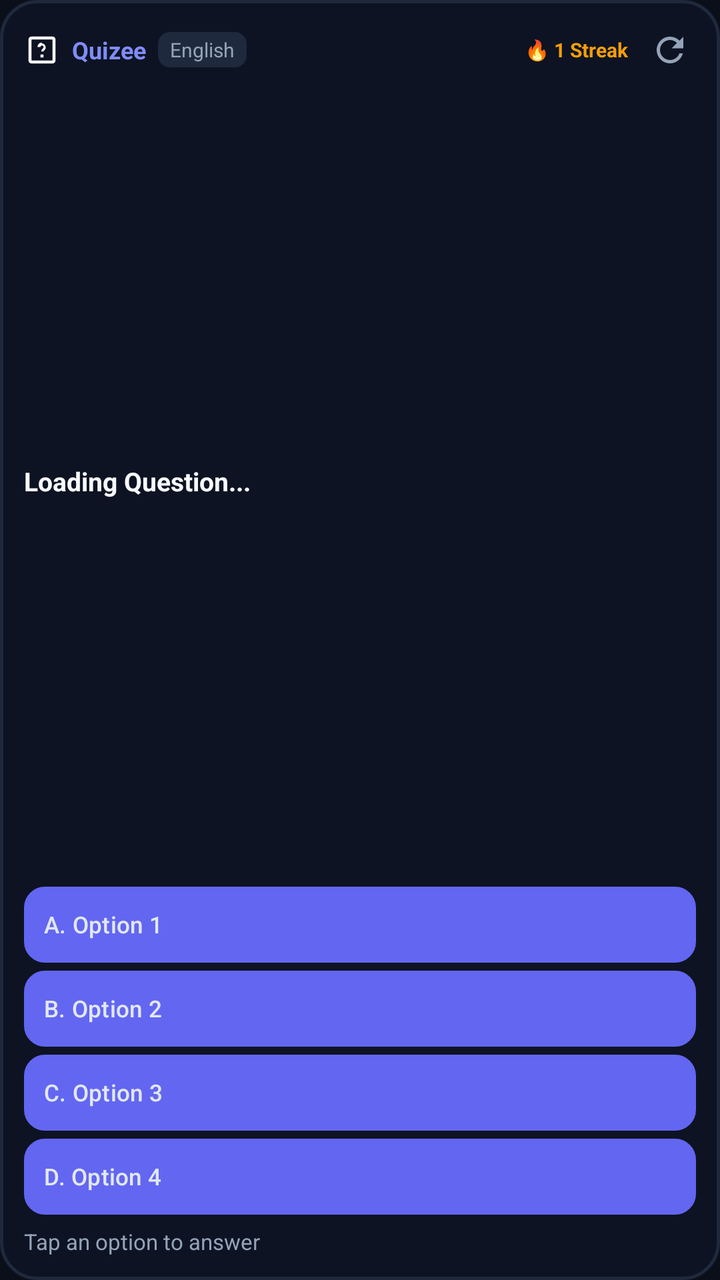
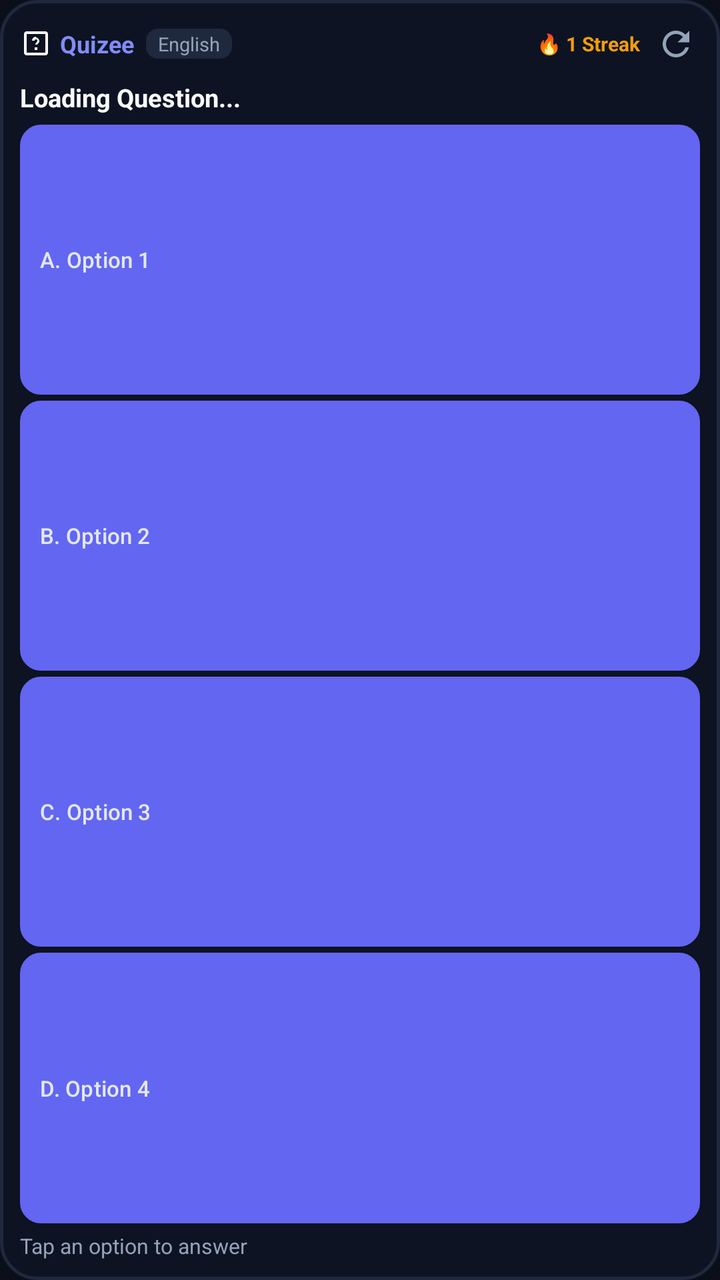

Screens rendered from an Android XML layout before and after an edit, with the pre-edit source and the edit as a unified diff.
<!-- AndroidManifest.xml: application theme Theme.QuizLock -->
<!-- res/layout/widget_quiz_layout.xml -->
<?xml version="1.0" encoding="utf-8"?>
<LinearLayout xmlns:android="http://schemas.android.com/apk/res/android"
    android:id="@+id/widget_root"
    android:layout_width="match_parent"
    android:layout_height="match_parent"
    android:background="@drawable/bg_widget_card"
    android:orientation="vertical"
    android:padding="12dp">

    
    <RelativeLayout
        android:layout_width="match_parent"
        android:layout_height="wrap_content"
        android:layout_marginBottom="6dp">

        <LinearLayout
            android:id="@+id/widget_header_left"
            android:layout_width="wrap_content"
            android:layout_height="wrap_content"
            android:layout_alignParentStart="true"
            android:layout_centerVertical="true"
            android:gravity="center_vertical"
            android:orientation="horizontal">

            <ImageView
                android:id="@+id/widget_img_logo"
                android:layout_width="18dp"
                android:layout_height="18dp"
                android:layout_marginEnd="6dp"
                android:src="@drawable/ic_quiz" />

            <TextView
                android:id="@+id/widget_tv_title"
                android:layout_width="wrap_content"
                android:layout_height="wrap_content"
                android:text="Quizee"
                android:textColor="#818CF8"
                android:textSize="12sp"
                android:textStyle="bold" />

            <TextView
                android:id="@+id/widget_tv_category"
                android:layout_width="wrap_content"
                android:layout_height="wrap_content"
                android:layout_marginStart="6dp"
                android:background="@drawable/bg_widget_badge"
                android:paddingHorizontal="6dp"
                android:paddingVertical="2dp"
                android:text="English"
                android:textColor="#94A3B8"
                android:textSize="10sp" />
        </LinearLayout>

        <LinearLayout
            android:id="@+id/widget_header_right"
            android:layout_width="wrap_content"
            android:layout_height="wrap_content"
            android:layout_alignParentEnd="true"
            android:layout_centerVertical="true"
            android:gravity="center_vertical"
            android:orientation="horizontal">

            <TextView
                android:id="@+id/widget_tv_streak"
                android:layout_width="wrap_content"
                android:layout_height="wrap_content"
                android:layout_marginEnd="8dp"
                android:text="🔥 1 Streak"
                android:textColor="#F59E0B"
                android:textSize="10sp"
                android:textStyle="bold" />

            <ImageButton
                android:id="@+id/widget_btn_refresh"
                android:layout_width="26dp"
                android:layout_height="26dp"
                android:background="?android:attr/selectableItemBackground"
                android:contentDescription="Refresh Question"
                android:padding="3dp"
                android:scaleType="fitCenter"
                android:src="@drawable/ic_widget_refresh" />
        </LinearLayout>
    </RelativeLayout>

    
    <LinearLayout
        android:layout_width="match_parent"
        android:layout_height="0dp"
        android:layout_weight="1"
        android:gravity="center_vertical"
        android:orientation="vertical"
        android:paddingVertical="2dp"
        android:layout_marginBottom="6dp">

        <TextView
            android:id="@+id/widget_tv_question"
            android:layout_width="match_parent"
            android:layout_height="wrap_content"
            android:ellipsize="end"
            android:lineSpacingExtra="2dp"
            android:maxLines="6"
            android:text="Loading Question..."
            android:textColor="#F8FAFC"
            android:textSize="13sp"
            android:textStyle="bold" />
    </LinearLayout>

    
    <LinearLayout
        android:layout_width="match_parent"
        android:layout_height="wrap_content"
        android:orientation="vertical">

        <Button
            android:id="@+id/widget_btn_opt1"
            android:layout_width="match_parent"
            android:layout_height="wrap_content"
            android:minHeight="38dp"
            android:layout_marginBottom="4dp"
            android:background="@drawable/bg_widget_option_default"
            android:ellipsize="end"
            android:gravity="start|center_vertical"
            android:maxLines="2"
            android:paddingHorizontal="10dp"
            android:paddingVertical="4dp"
            android:text="A. Option 1"
            android:textAllCaps="false"
            android:textColor="#E2E8F0"
            android:textSize="11.5sp" />

        <Button
            android:id="@+id/widget_btn_opt2"
            android:layout_width="match_parent"
            android:layout_height="wrap_content"
            android:minHeight="38dp"
            android:layout_marginBottom="4dp"
            android:background="@drawable/bg_widget_option_default"
            android:ellipsize="end"
            android:gravity="start|center_vertical"
            android:maxLines="2"
            android:paddingHorizontal="10dp"
            android:paddingVertical="4dp"
            android:text="B. Option 2"
            android:textAllCaps="false"
            android:textColor="#E2E8F0"
            android:textSize="11.5sp" />

        <Button
            android:id="@+id/widget_btn_opt3"
            android:layout_width="match_parent"
            android:layout_height="wrap_content"
            android:minHeight="38dp"
            android:layout_marginBottom="4dp"
            android:background="@drawable/bg_widget_option_default"
            android:ellipsize="end"
            android:gravity="start|center_vertical"
            android:maxLines="2"
            android:paddingHorizontal="10dp"
            android:paddingVertical="4dp"
            android:text="C. Option 3"
            android:textAllCaps="false"
            android:textColor="#E2E8F0"
            android:textSize="11.5sp" />

        <Button
            android:id="@+id/widget_btn_opt4"
            android:layout_width="match_parent"
            android:layout_height="wrap_content"
            android:minHeight="38dp"
            android:background="@drawable/bg_widget_option_default"
            android:ellipsize="end"
            android:gravity="start|center_vertical"
            android:maxLines="2"
            android:paddingHorizontal="10dp"
            android:paddingVertical="4dp"
            android:text="D. Option 4"
            android:textAllCaps="false"
            android:textColor="#E2E8F0"
            android:textSize="11.5sp" />
    </LinearLayout>

    
    <RelativeLayout
        android:layout_width="match_parent"
        android:layout_height="wrap_content"
        android:layout_marginTop="6dp">

        <TextView
            android:id="@+id/widget_tv_feedback"
            android:layout_width="wrap_content"
            android:layout_height="wrap_content"
            android:layout_alignParentStart="true"
            android:layout_centerVertical="true"
            android:layout_toStartOf="@+id/widget_btn_next"
            android:ellipsize="end"
            android:maxLines="1"
            android:text="Tap an option to answer"
            android:textColor="#94A3B8"
            android:textSize="11sp" />

        <Button
            android:id="@+id/widget_btn_next"
            android:layout_width="wrap_content"
            android:layout_height="30dp"
            android:layout_alignParentEnd="true"
            android:layout_centerVertical="true"
            android:background="@drawable/bg_widget_btn_next"
            android:minWidth="70dp"
            android:paddingHorizontal="10dp"
            android:text="Next ➔"
            android:textAllCaps="false"
            android:textColor="#FFFFFF"
            android:textSize="11sp"
            android:textStyle="bold"
            android:visibility="gone" />
    </RelativeLayout>
</LinearLayout>
<!-- resources referenced by this layout -->
<resources>
  <!-- drawable bg_widget_badge (drawable) -->
  <?xml version="1.0" encoding="utf-8"?>
  <shape xmlns:android="http://schemas.android.com/apk/res/android"
      android:shape="rectangle">
      <corners android:radius="6dp" />
      <solid android:color="#1F293D" />
  </shape>
  <!-- drawable bg_widget_btn_next (drawable) -->
  <?xml version="1.0" encoding="utf-8"?>
  <shape xmlns:android="http://schemas.android.com/apk/res/android"
      android:shape="rectangle">
      <corners android:radius="10dp" />
      <solid android:color="#4F46E5" />
  </shape>
  <!-- drawable bg_widget_card (drawable) -->
  <?xml version="1.0" encoding="utf-8"?>
  <shape xmlns:android="http://schemas.android.com/apk/res/android"
      android:shape="rectangle">
      <corners android:radius="18dp" />
      <solid android:color="#0D1322" />
      <stroke
          android:width="1.5dp"
          android:color="#1F293D" />
  </shape>
  <!-- drawable bg_widget_option_default (drawable) -->
  <?xml version="1.0" encoding="utf-8"?>
  <shape xmlns:android="http://schemas.android.com/apk/res/android"
      android:shape="rectangle">
      <corners android:radius="10dp" />
      <solid android:color="#161F30" />
      <stroke
          android:width="1dp"
          android:color="#26354D" />
  </shape>
  <!-- drawable ic_quiz (drawable) -->
  <vector xmlns:android="http://schemas.android.com/apk/res/android"
      android:width="24dp"
      android:height="24dp"
      android:viewportWidth="24"
      android:viewportHeight="24">
    <path
        android:fillColor="#FFFFFFFF"
        android:pathData="M19,3H5C3.9,3 3,3.9 3,5v14c0,1.1 0.9,2 2,2h14c1.1,0 2,-0.9 2,-2V5C21,3.9 20.1,3 19,3zM19,19H5V5h14V19zM11,15h2v2h-2V15zM12,7c-1.66,0 -3,1.34 -3,3h2c0,-0.55 0.45,-1 1,-1s1,0.45 1,1c0,1 -1.5,1.5 -1.5,3h1.5c0,-0.75 1.5,-1.25 1.5,-2.5 0,-1.66 -1.34,-3 -3,-3z"/>
  </vector>
  <!-- drawable ic_widget_refresh (drawable) -->
  <vector xmlns:android="http://schemas.android.com/apk/res/android"
      android:width="24dp"
      android:height="24dp"
      android:viewportWidth="24"
      android:viewportHeight="24">
    <path
        android:fillColor="#94A3B8"
        android:pathData="M17.65,6.35C16.2,4.9 14.21,4 12,4c-4.42,0 -7.99,3.58 -7.99,8s3.57,8 7.99,8c3.73,0 6.84,-2.55 7.73,-6h-2.08c-0.82,2.33 -3.04,4 -5.65,4 -3.31,0 -6,-2.69 -6,-6s2.69,-6 6,-6c1.66,0 3.14,0.69 4.22,1.78L13,11h7V4l-2.35,2.35z"/>
  </vector>
  <style name="Theme.QuizLock" parent="Theme.Material3.DayNight.NoActionBar">
          <item name="colorPrimary">@color/primary</item>
          <item name="colorPrimaryDark">@color/primary_dark</item>
          <item name="colorAccent">@color/accent</item>
          <item name="colorSurface">@color/card_dark</item>
          <item name="colorOnSurface">@color/text_primary</item>
          <item name="colorSurfaceVariant">@color/card_dark_elevated</item>
          <item name="colorOnSurfaceVariant">@color/text_secondary</item>
          <item name="android:windowBackground">@color/bg_dark</item>
          <item name="android:colorBackground">@color/bg_dark</item>
          <item name="android:statusBarColor">@color/bg_dark</item>
          <item name="android:navigationBarColor">@color/bg_dark</item>
          <item name="android:windowLightStatusBar">false</item>
          <item name="android:windowLightNavigationBar">false</item>
      </style>
  <color name="primary">#6366F1</color>
  <color name="primary_dark">#4F46E5</color>
  <color name="accent">#6366F1</color>
  <color name="card_dark">#151D2C</color>
  <color name="text_primary">#F8FAFC</color>
  <color name="card_dark_elevated">#1C2638</color>
  <color name="text_secondary">#94A3B8</color>
  <color name="bg_dark">#0B0F19</color>
</resources>

<!-- the commit's change to res/layout/widget_quiz_layout.xml (unified diff, before → after) -->
@@ -5,28 +5,60 @@
     android:layout_height="match_parent"
     android:background="@drawable/bg_widget_card"
     android:orientation="vertical"
-    android:padding="12dp">
+    android:padding="10dp">
 
     
     <RelativeLayout
         android:layout_width="match_parent"
         android:layout_height="wrap_content"
-        android:layout_marginBottom="6dp">
+        android:layout_marginBottom="4dp">
+
+        <LinearLayout
+            android:id="@+id/widget_header_right"
+            android:layout_width="wrap_content"
+            android:layout_height="wrap_content"
+            android:layout_alignParentEnd="true"
+            android:layout_centerVertical="true"
+            android:gravity="center_vertical"
+            android:orientation="horizontal">
+
+            <TextView
+                android:id="@+id/widget_tv_streak"
+                android:layout_width="wrap_content"
+                android:layout_height="wrap_content"
+                android:layout_marginEnd="6dp"
+                android:text="🔥 1 Streak"
+                android:textColor="#F59E0B"
+                android:textSize="10sp"
+                android:textStyle="bold" />
+
+            <ImageButton
+                android:id="@+id/widget_btn_refresh"
+                android:layout_width="24dp"
+                android:layout_height="24dp"
+                android:background="?android:attr/selectableItemBackground"
+                android:contentDescription="Refresh Question"
+                android:padding="2dp"
+                android:scaleType="fitCenter"
+                android:src="@drawable/ic_widget_refresh" />
+        </LinearLayout>
 
         <LinearLayout
             android:id="@+id/widget_header_left"
-            android:layout_width="wrap_content"
+            android:layout_width="match_parent"
             android:layout_height="wrap_content"
             android:layout_alignParentStart="true"
+            android:layout_toStartOf="@+id/widget_header_right"
+            android:layout_marginEnd="6dp"
             android:layout_centerVertical="true"
             android:gravity="center_vertical"
             android:orientation="horizontal">
 
             <ImageView
                 android:id="@+id/widget_img_logo"
-                android:layout_width="18dp"
-                android:layout_height="18dp"
-                android:layout_marginEnd="6dp"
+                android:layout_width="16dp"
+                android:layout_height="16dp"
+                android:layout_marginEnd="4dp"
                 android:src="@drawable/ic_quiz" />
 
             <TextView
@@ -44,146 +76,111 @@
                 android:layout_height="wrap_content"
                 android:layout_marginStart="6dp"
                 android:background="@drawable/bg_widget_badge"
+                android:ellipsize="end"
+                android:maxLines="1"
                 android:paddingHorizontal="6dp"
-                android:paddingVertical="2dp"
+                android:paddingVertical="1dp"
                 android:text="English"
                 android:textColor="#94A3B8"
-                android:textSize="10sp" />
-        </LinearLayout>
-
-        <LinearLayout
-            android:id="@+id/widget_header_right"
-            android:layout_width="wrap_content"
-            android:layout_height="wrap_content"
-            android:layout_alignParentEnd="true"
-            android:layout_centerVertical="true"
-            android:gravity="center_vertical"
-            android:orientation="horizontal">
-
-            <TextView
-                android:id="@+id/widget_tv_streak"
-                android:layout_width="wrap_content"
-                android:layout_height="wrap_content"
-                android:layout_marginEnd="8dp"
-                android:text="🔥 1 Streak"
-                android:textColor="#F59E0B"
-                android:textSize="10sp"
-                android:textStyle="bold" />
-
-            <ImageButton
-                android:id="@+id/widget_btn_refresh"
-                android:layout_width="26dp"
-                android:layout_height="26dp"
-                android:background="?android:attr/selectableItemBackground"
-                android:contentDescription="Refresh Question"
-                android:padding="3dp"
-                android:scaleType="fitCenter"
-                android:src="@drawable/ic_widget_refresh" />
+                android:textSize="9.5sp" />
         </LinearLayout>
     </RelativeLayout>
 
     
+    <TextView
+        android:id="@+id/widget_tv_question"
+        android:layout_width="match_parent"
+        android:layout_height="wrap_content"
+        android:layout_marginTop="2dp"
+        android:layout_marginBottom="5dp"
+        android:ellipsize="end"
+        android:lineSpacingExtra="1.5dp"
+        android:maxLines="4"
+        android:text="Loading Question..."
+        android:textColor="#F8FAFC"
+        android:textSize="12.5sp"
+        android:textStyle="bold" />
+
+    
     <LinearLayout
         android:layout_width="match_parent"
         android:layout_height="0dp"
         android:layout_weight="1"
-        android:gravity="center_vertical"
-        android:orientation="vertical"
-        android:paddingVertical="2dp"
-        android:layout_marginBottom="6dp">
-
-        <TextView
-            android:id="@+id/widget_tv_question"
-            android:layout_width="match_parent"
-            android:layout_height="wrap_content"
-            android:ellipsize="end"
-            android:lineSpacingExtra="2dp"
-            android:maxLines="6"
-            android:text="Loading Question..."
-            android:textColor="#F8FAFC"
-            android:textSize="13sp"
-            android:textStyle="bold" />
+        android:orientation="vertical">
+
+        <Button
+            android:id="@+id/widget_btn_opt1"
+            android:layout_width="match_parent"
+            android:layout_height="0dp"
+            android:layout_weight="1"
+            android:layout_marginBottom="3dp"
+            android:background="@drawable/bg_widget_option_default"
+            android:ellipsize="end"
+            android:gravity="start|center_vertical"
+            android:maxLines="2"
+            android:paddingHorizontal="10dp"
+            android:paddingVertical="0dp"
+            android:text="A. Option 1"
+            android:textAllCaps="false"
+            android:textColor="#E2E8F0"
+            android:textSize="11sp" />
+
+        <Button
+            android:id="@+id/widget_btn_opt2"
+            android:layout_width="match_parent"
+            android:layout_height="0dp"
+            android:layout_weight="1"
+            android:layout_marginBottom="3dp"
+            android:background="@drawable/bg_widget_option_default"
+            android:ellipsize="end"
+            android:gravity="start|center_vertical"
+            android:maxLines="2"
+            android:paddingHorizontal="10dp"
+            android:paddingVertical="0dp"
+            android:text="B. Option 2"
+            android:textAllCaps="false"
+            android:textColor="#E2E8F0"
+            android:textSize="11sp" />
+
+        <Button
+            android:id="@+id/widget_btn_opt3"
+            android:layout_width="match_parent"
+            android:layout_height="0dp"
+            android:layout_weight="1"
+            android:layout_marginBottom="3dp"
+            android:background="@drawable/bg_widget_option_default"
+            android:ellipsize="end"
+            android:gravity="start|center_vertical"
+            android:maxLines="2"
+            android:paddingHorizontal="10dp"
+            android:paddingVertical="0dp"
+            android:text="C. Option 3"
+            android:textAllCaps="false"
+            android:textColor="#E2E8F0"
+            android:textSize="11sp" />
+
+        <Button
+            android:id="@+id/widget_btn_opt4"
+            android:layout_width="match_parent"
+            android:layout_height="0dp"
+            android:layout_weight="1"
+            android:background="@drawable/bg_widget_option_default"
+            android:ellipsize="end"
+            android:gravity="start|center_vertical"
+            android:maxLines="2"
+            android:paddingHorizontal="10dp"
+            android:paddingVertical="0dp"
+            android:text="D. Option 4"
+            android:textAllCaps="false"
+            android:textColor="#E2E8F0"
+            android:textSize="11sp" />
     </LinearLayout>
 
     
-    <LinearLayout
+    <RelativeLayout
         android:layout_width="match_parent"
         android:layout_height="wrap_content"
-        android:orientation="vertical">
-
-        <Button
-            android:id="@+id/widget_btn_opt1"
-            android:layout_width="match_parent"
-            android:layout_height="wrap_content"
-            android:minHeight="38dp"
-            android:layout_marginBottom="4dp"
-            android:background="@drawable/bg_widget_option_default"
-            android:ellipsize="end"
-            android:gravity="start|center_vertical"
-            android:maxLines="2"
-            android:paddingHorizontal="10dp"
-            android:paddingVertical="4dp"
-            android:text="A. Option 1"
-            android:textAllCaps="false"
-            android:textColor="#E2E8F0"
-            android:textSize="11.5sp" />
-
-        <Button
-            android:id="@+id/widget_btn_opt2"
-            android:layout_width="match_parent"
-            android:layout_height="wrap_content"
-            android:minHeight="38dp"
-            android:layout_marginBottom="4dp"
-            android:background="@drawable/bg_widget_option_default"
-            android:ellipsize="end"
-            android:gravity="start|center_vertical"
-            android:maxLines="2"
-            android:paddingHorizontal="10dp"
-            android:paddingVertical="4dp"
-            android:text="B. Option 2"
-            android:textAllCaps="false"
-            android:textColor="#E2E8F0"
-            android:textSize="11.5sp" />
-
-        <Button
-            android:id="@+id/widget_btn_opt3"
-            android:layout_width="match_parent"
-            android:layout_height="wrap_content"
-            android:minHeight="38dp"
-            android:layout_marginBottom="4dp"
-            android:background="@drawable/bg_widget_option_default"
-            android:ellipsize="end"
-            android:gravity="start|center_vertical"
-            android:maxLines="2"
-            android:paddingHorizontal="10dp"
-            android:paddingVertical="4dp"
-            android:text="C. Option 3"
-            android:textAllCaps="false"
-            android:textColor="#E2E8F0"
-            android:textSize="11.5sp" />
-
-        <Button
-            android:id="@+id/widget_btn_opt4"
-            android:layout_width="match_parent"
-            android:layout_height="wrap_content"
-            android:minHeight="38dp"
-            android:background="@drawable/bg_widget_option_default"
-            android:ellipsize="end"
-            android:gravity="start|center_vertical"
-            android:maxLines="2"
-            android:paddingHorizontal="10dp"
-            android:paddingVertical="4dp"
-            android:text="D. Option 4"
-            android:textAllCaps="false"
-            android:textColor="#E2E8F0"
-            android:textSize="11.5sp" />
-    </LinearLayout>
-
-    
-    <RelativeLayout
-        android:layout_width="match_parent"
-        android:layout_height="wrap_content"
-        android:layout_marginTop="6dp">
+        android:layout_marginTop="4dp">
 
         <TextView
             android:id="@+id/widget_tv_feedback"
@@ -196,21 +193,21 @@
             android:maxLines="1"
             android:text="Tap an option to answer"
             android:textColor="#94A3B8"
-            android:textSize="11sp" />
+            android:textSize="10.5sp" />
 
         <Button
             android:id="@+id/widget_btn_next"
             android:layout_width="wrap_content"
-            android:layout_height="30dp"
+            android:layout_height="26dp"
             android:layout_alignParentEnd="true"
             android:layout_centerVertical="true"
             android:background="@drawable/bg_widget_btn_next"
-            android:minWidth="70dp"
-            android:paddingHorizontal="10dp"
+            android:minWidth="65dp"
+            android:paddingHorizontal="8dp"
             android:text="Next ➔"
             android:textAllCaps="false"
             android:textColor="#FFFFFF"
-            android:textSize="11sp"
+            android:textSize="10.5sp"
             android:textStyle="bold"
             android:visibility="gone" />
     </RelativeLayout>
